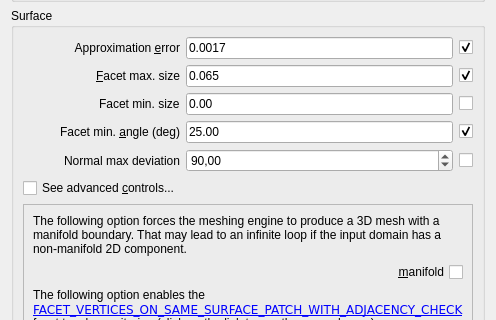
Qt form Lab/demo/Lab/Plugins/Mesh_3/Meshing_dialog.ui (CGAL/cgal) before a commit; both pictures show x 0 to 496 and y 301 to 621 of the 496 by 1077 pixel window.
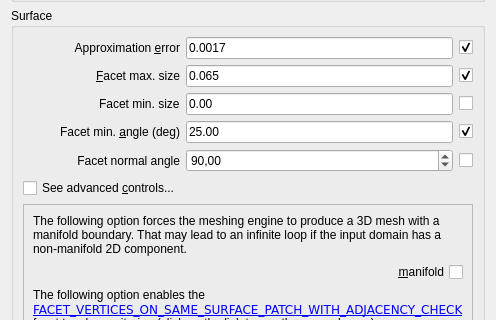
The same form after that commit. Custom widgets are drawn as their Qt base class.

Commit message: fix naming in demo

Patch:
```diff
--- a/Lab/demo/Lab/Plugins/Mesh_3/Meshing_dialog.ui
+++ b/Lab/demo/Lab/Plugins/Mesh_3/Meshing_dialog.ui
@@ -419,7 +419,7 @@
       <item row="5" column="0">
        <widget class="QLabel" name="normalDeviationLabel">
         <property name="text">
-         <string>Normal max deviation</string>
+         <string>Facet normal angle</string>
         </property>
         <property name="scaledContents">
          <bool>false</bool>
```
Left out of the diff: 6 changed lines with no effect on the pictures. The commit also changes 2 other files.
